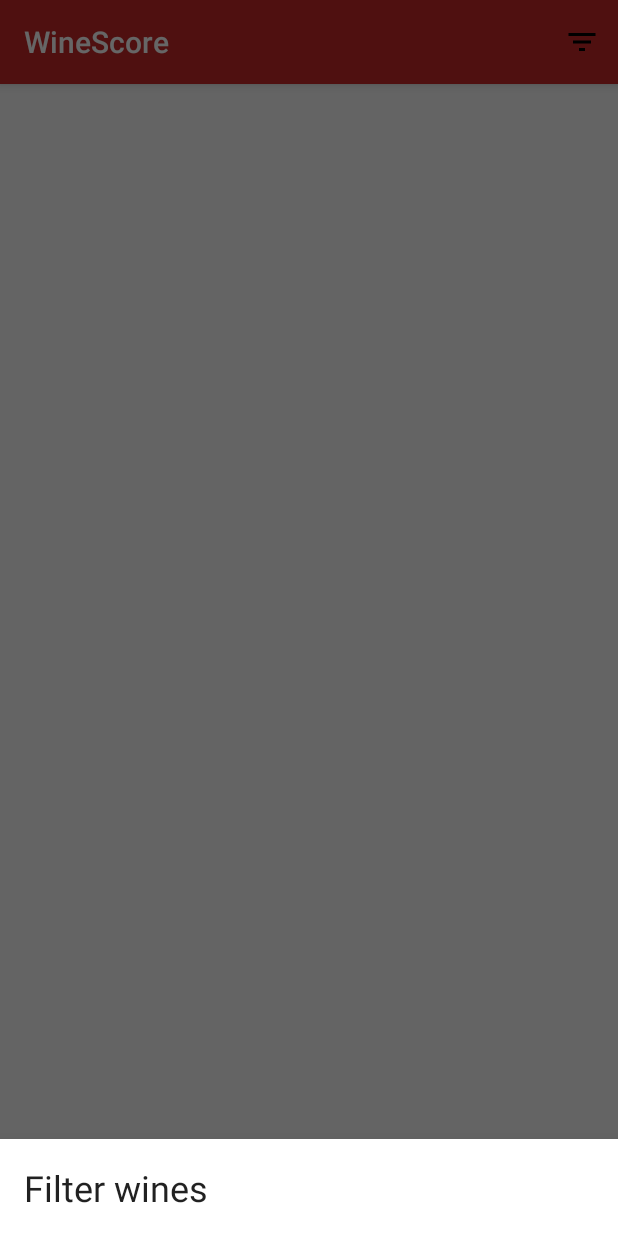
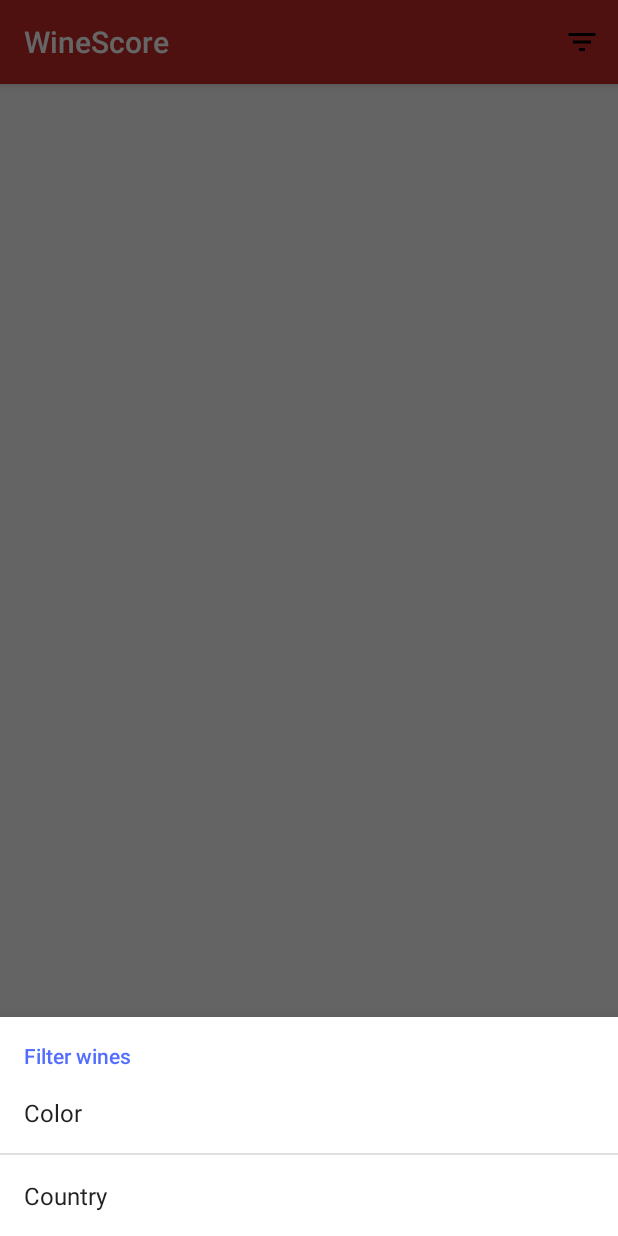
Before and after one commit to rmnblm/WineScore, an Android app: the screen it shows after launch (WineOverviewActivity), after a tap on "Filter", on a phone screen of 412 x 824 dp. Run offline under Robolectric (Android 15) with nearby library versions, the phone set to English and light mode, and no system bars; our stand-ins replace ButterKnife; libraries missing offline, so code that uses them is left out: android.arch.paging; 4 statements that could not run were skipped.

Commit message:
Implement filter for color & country

```diff
--- a/app/build.gradle
+++ b/app/build.gradle
@@ -17,8 +17,8 @@ android {
         }
     }
     compileOptions {
-        targetCompatibility 1.8
-        sourceCompatibility 1.8
+        targetCompatibility '1.8'
+        sourceCompatibility '1.8'
     }
 }
 
--- a/app/src/main/java/ch/hsr/winescore/api/GWSService.java
+++ b/app/src/main/java/ch/hsr/winescore/api/GWSService.java
@@ -10,7 +10,10 @@ public interface GWSService {
     @GET("latest")
     Call<WineResponse> getLatest(
             @Query("limit") int limit,
-            @Query("offset") int offset
+            @Query("offset") int offset,
+            @Query("color") String color,
+            @Query("country") String country,
+            @Query("vintage") Integer vintage
     );
 
 }
--- a/app/src/main/java/ch/hsr/winescore/ui/activities/WineOverviewActivity.java
+++ b/app/src/main/java/ch/hsr/winescore/ui/activities/WineOverviewActivity.java
@@ -2,7 +2,9 @@ package ch.hsr.winescore.ui.activities;
 
 import android.content.Context;
 import android.content.Intent;
+import android.content.SharedPreferences;
 import android.os.Bundle;
+import android.preference.PreferenceManager;
 import android.support.annotation.NonNull;
 import android.support.design.widget.BottomSheetDialog;
 import android.support.design.widget.CoordinatorLayout;
@@ -15,14 +17,13 @@ import android.support.v7.widget.Toolbar;
 import android.view.Menu;
 import android.view.MenuItem;
 import android.view.View;
+
 import butterknife.BindView;
 import butterknife.ButterKnife;
 import ch.hsr.winescore.R;
-import ch.hsr.winescore.api.GWSClient;
 import ch.hsr.winescore.model.DataLoadState;
 import ch.hsr.winescore.model.Wine;
 import ch.hsr.winescore.ui.adapters.WineOverviewAdapter;
-import ch.hsr.winescore.ui.datasources.WineDataSourceFactory;
 import ch.hsr.winescore.ui.presenters.WineOverviewPresenter;
 import ch.hsr.winescore.ui.views.WineOverviewView;
 
@@ -34,6 +35,8 @@ public class WineOverviewActivity extends AppCompatActivity implements WineOverv
 
     private WineOverviewPresenter presenter;
     private WineOverviewAdapter adapter;
+    private BottomSheetDialog filterDialog;
+    private SharedPreferences sharedPreferences;
 
     @Override
     protected void onCreate(Bundle savedInstanceState) {
@@ -45,6 +48,20 @@ public class WineOverviewActivity extends AppCompatActivity implements WineOverv
         setupAdapter();
         setupRecyclerView();
         setupPresenter();
+        setupBottomSheetDialog();
+        setupPreferences();
+    }
+
+    @Override
+    protected void onResume() {
+        super.onResume();
+        sharedPreferences.registerOnSharedPreferenceChangeListener(sharedPreferenceChangeListener);
+    }
+
+    @Override
+    protected void onPause() {
+        sharedPreferences.unregisterOnSharedPreferenceChangeListener(sharedPreferenceChangeListener);
+        super.onPause();
     }
 
     @Override
@@ -56,10 +73,7 @@ public class WineOverviewActivity extends AppCompatActivity implements WineOverv
     @Override
     public boolean onOptionsItemSelected(MenuItem item) {
         if (item.getItemId() == R.id.action_filter) {
-            View view = getLayoutInflater().inflate(R.layout.fragment_filter_sheet, null);
-            BottomSheetDialog dialog = new BottomSheetDialog(this);
-            dialog.setContentView(view);
-            dialog.show();
+            filterDialog.show();
             return true;
         }
         return false;
@@ -108,6 +122,19 @@ public class WineOverviewActivity extends AppCompatActivity implements WineOverv
         });
     }
 
+    private void setupPreferences() {
+        sharedPreferences = PreferenceManager.getDefaultSharedPreferences(this);
+    }
+
+    private void setupBottomSheetDialog() {
+        View view = getLayoutInflater().inflate(R.layout.fragment_filter_dialog, null);
+        filterDialog = new BottomSheetDialog(this);
+        filterDialog.setContentView(view);
+    }
+
+    private SharedPreferences.OnSharedPreferenceChangeListener sharedPreferenceChangeListener =
+            (sharedPreferences, key) -> presenter.refreshData();
+
     @Override
     public void showLoading() {
         srl_swipe_container.setRefreshing(true);
--- a/app/src/main/java/ch/hsr/winescore/ui/adapters/WineOverviewAdapter.java
+++ b/app/src/main/java/ch/hsr/winescore/ui/adapters/WineOverviewAdapter.java
@@ -54,6 +54,7 @@ public class WineOverviewAdapter extends PagedListAdapter<Wine, WineOverviewAdap
         @BindView(R.id.icon) ImageView icon;
         @BindDrawable(R.drawable.ic_wine_red) Drawable wine_red;
         @BindDrawable(R.drawable.ic_wine_white) Drawable wine_white;
+        @BindDrawable(R.drawable.ic_wine_pink) Drawable wine_pink;
 
         public ViewHolder(View itemView) {
             super(itemView);
@@ -64,7 +65,8 @@ public class WineOverviewAdapter extends PagedListAdapter<Wine, WineOverviewAdap
             title.setText(wine.getName());
             subtitle.setText(wine.getCountry() + ", " + wine.getVintage());
             index.setText(wine.getConfidenceIndex());
-            icon.setImageDrawable(wine.getColor().toLowerCase().equals("white") ? wine_white : wine_red);
+            String color = wine.getColor().toLowerCase();
+            icon.setImageDrawable(color.equals("red") ? wine_red : color.equals("white") ? wine_white : wine_pink);
         }
     }
 }
--- a/app/src/main/java/ch/hsr/winescore/ui/datasources/WineDataSource.java
+++ b/app/src/main/java/ch/hsr/winescore/ui/datasources/WineDataSource.java
@@ -1,25 +1,36 @@
 package ch.hsr.winescore.ui.datasources;
 
 import android.arch.paging.PositionalDataSource;
+import android.content.SharedPreferences;
+import android.preference.PreferenceManager;
 import android.support.annotation.NonNull;
+
+import java.io.IOException;
+
+import ch.hsr.winescore.R;
+import ch.hsr.winescore.WineScoreApplication;
 import ch.hsr.winescore.api.GWSService;
 import ch.hsr.winescore.api.responses.WineResponse;
 import ch.hsr.winescore.model.DataLoadState;
+import ch.hsr.winescore.model.Wine;
 import ch.hsr.winescore.utils.DataLoadStateObserver;
-import ch.hsr.winescore.model.Wine;
 import retrofit2.Call;
 import retrofit2.Response;
-
-import java.io.IOException;
 
 public class WineDataSource extends PositionalDataSource<Wine> {
 
     private final GWSService apiService;
     private final DataLoadStateObserver observer;
+    private SharedPreferences preferences;
+
+    private String color;
+    private String country;
+    private Integer vintage;
 
     public WineDataSource(GWSService apiService, DataLoadStateObserver observer) {
         this.apiService = apiService;
         this.observer = observer;
+        this.preferences = PreferenceManager.getDefaultSharedPreferences(WineScoreApplication.getApplicationInstance().getBaseContext());
     }
 
     public WineDataSource(GWSService apiService) {
@@ -32,11 +43,13 @@ public class WineDataSource extends PositionalDataSource<Wine> {
     public void loadInitial(@NonNull LoadInitialParams params, @NonNull LoadInitialCallback<Wine> callback) {
         observer.onDataLoadStateChanged(DataLoadState.INITIAL_LOADING);
 
+        refreshParameters();
+
         System.out.println("[loadInitial] pageSize = " + params.pageSize +
                 ", requestedStartPosition = " + params.requestedStartPosition +
                 ", requestedLoadSize = " + params.requestedLoadSize);
 
-        final Call<WineResponse> wineListCall = apiService.getLatest(params.pageSize, params.requestedStartPosition);
+        final Call<WineResponse> wineListCall = apiService.getLatest(params.pageSize, params.requestedStartPosition, color, country, vintage);
 
         try {
             // Execute call synchronously since function is called on a background thread
@@ -53,9 +66,11 @@ public class WineDataSource extends PositionalDataSource<Wine> {
     public void loadRange(@NonNull LoadRangeParams params, @NonNull LoadRangeCallback<Wine> callback) {
         observer.onDataLoadStateChanged(DataLoadState.LOADING);
 
+        refreshParameters();
+
         System.out.println("[loadRange] loadSize = " + params.loadSize + ", startPosition = " + params.startPosition);
 
-        final Call<WineResponse> wineListCall = apiService.getLatest(params.loadSize, params.startPosition);
+        final Call<WineResponse> wineListCall = apiService.getLatest(params.loadSize, params.startPosition, color, country, vintage);
 
         try {
             // Execute call synchronously since function is called on a background thread
@@ -67,4 +82,18 @@ public class WineDataSource extends PositionalDataSource<Wine> {
             observer.onDataLoadStateChanged(DataLoadState.FAILED);
         }
     }
+
+    private void refreshParameters() {
+        if (preferences != null) {
+            color = getStringPreference("pref_color");
+            country = getStringPreference("pref_country");
+        }
+    }
+
+    private String getStringPreference(String key) {
+        String all = WineScoreApplication.getApplicationInstance().getString(R.string.array_all_value);
+        String value = preferences.getString(key, all);
+        return all.equals(value) ? null : value;
+    }
+
 }
--- a/app/src/main/java/ch/hsr/winescore/ui/datasources/WineDataSourceFactory.java
+++ b/app/src/main/java/ch/hsr/winescore/ui/datasources/WineDataSourceFactory.java
@@ -2,6 +2,10 @@ package ch.hsr.winescore.ui.datasources;
 
 import android.arch.lifecycle.MutableLiveData;
 import android.arch.paging.DataSource;
+import android.content.SharedPreferences;
+import android.preference.PreferenceManager;
+import android.util.Log;
+
 import ch.hsr.winescore.api.GWSClient;
 import ch.hsr.winescore.api.GWSService;
 import ch.hsr.winescore.utils.DataLoadStateObserver;
--- /dev/null
+++ b/app/src/main/java/ch/hsr/winescore/ui/fragments/FilterBottomDialogFragment.java
@@ -0,0 +1,31 @@
+package ch.hsr.winescore.ui.fragments;
+
+
+import android.os.Bundle;
+import android.preference.PreferenceFragment;
+import android.support.annotation.Nullable;
+import android.support.design.widget.BottomSheetDialogFragment;
+import android.view.LayoutInflater;
+import android.view.View;
+import android.view.ViewGroup;
+import ch.hsr.winescore.R;
+
+public class FilterBottomDialogFragment extends BottomSheetDialogFragment {
+
+
+    public FilterBottomDialogFragment() { }
+
+    @Override
+    public View onCreateView(LayoutInflater inflater, ViewGroup container, Bundle savedInstanceState) {
+        return inflater.inflate(R.layout.fragment_filter_dialog, container, false);
+    }
+
+    public static class FilterSettingsFragment extends PreferenceFragment {
+        @Override
+        public void onCreate(@Nullable Bundle savedInstanceState) {
+            super.onCreate(savedInstanceState);
+            addPreferencesFromResource(R.xml.preferences_filter_wines);
+        }
+    }
+
+}
--- a/app/src/main/java/ch/hsr/winescore/ui/fragments/FilterSheetFragment.java
+++ /dev/null
@@ -1,35 +0,0 @@
-package ch.hsr.winescore.ui.fragments;
-
-
-import android.os.Bundle;
-import android.support.annotation.Nullable;
-import android.support.v4.app.Fragment;
-import android.view.LayoutInflater;
-import android.view.View;
-import android.view.ViewGroup;
-import ch.hsr.winescore.R;
-
-
-/**
- * A simple {@link Fragment} subclass.
- */
-public class FilterSheetFragment extends Fragment {
-
-
-    public FilterSheetFragment() {
-        // Required empty public constructor
-    }
-
-    @Override
-    public void onCreate(@Nullable Bundle savedInstanceState) {
-        super.onCreate(savedInstanceState);
-    }
-
-    @Override
-    public View onCreateView(LayoutInflater inflater, ViewGroup container,
-                             Bundle savedInstanceState) {
-        // Inflate the layout for this fragment
-        return inflater.inflate(R.layout.fragment_filter_sheet, container, false);
-    }
-
-}
--- /dev/null
+++ b/app/src/main/res/drawable/ic_wine_black_24dp.xml
@@ -0,0 +1,4 @@
+<vector android:height="24dp" android:viewportHeight="512"
+    android:viewportWidth="512" android:width="24dp" xmlns:android="http://schemas.android.com/apk/res/android">
+    <path android:fillColor="#FF000000" android:pathData="M359.563,6.488C358.102,2.586 354.366,0 350.198,0H162.055c-4.168,0 -7.902,2.586 -9.363,6.488L95.805,158.179c-15.238,40.645 -13.258,86.422 5.438,125.598c22.801,47.772 67.633,81.223 119.918,89.479c1.612,0.255 3.227,0.484 4.84,0.703v69.242c0,5.802 -3.461,10.996 -8.81,13.234l-46.055,19.27c-8.402,3.517 -13.016,12.203 -11.223,21.134c1.793,8.926 9.401,15.16 18.508,15.16h155.09c9.104,0 16.719,-6.238 18.508,-15.169c1.789,-8.93 -2.828,-17.616 -11.234,-21.129L294.817,456.5c-5.354,-2.237 -8.815,-7.434 -8.815,-13.237v-69.271c1.699,-0.227 3.397,-0.469 5.094,-0.734c52.289,-8.258 97.117,-41.707 119.918,-89.479c18.694,-39.176 20.676,-84.953 5.438,-125.598L359.563,6.488z"/>
+</vector>
--- /dev/null
+++ b/app/src/main/res/layout/fragment_filter_dialog.xml
@@ -0,0 +1,12 @@
+<?xml version="1.0" encoding="utf-8"?>
+<FrameLayout xmlns:android="http://schemas.android.com/apk/res/android"
+    xmlns:tools="http://schemas.android.com/tools"
+    android:layout_width="match_parent"
+    android:layout_height="match_parent"
+    tools:context=".ui.fragments.FilterBottomDialogFragment">
+    <fragment
+        android:id="@+id/filter_settings_dialog"
+        android:name="ch.hsr.winescore.ui.fragments.FilterBottomDialogFragment$FilterSettingsFragment"
+        android:layout_width="match_parent"
+        android:layout_height="match_parent" />
+</FrameLayout>
--- a/app/src/main/res/layout/fragment_filter_sheet.xml
+++ /dev/null
@@ -1,22 +0,0 @@
-<?xml version="1.0" encoding="utf-8"?>
-<FrameLayout xmlns:android="http://schemas.android.com/apk/res/android"
-    xmlns:tools="http://schemas.android.com/tools"
-    android:layout_width="match_parent"
-    android:layout_height="match_parent"
-    android:padding="@dimen/list_item_padding"
-    tools:context=".ui.fragments.FilterSheetFragment">
-
-    <LinearLayout
-        android:layout_width="match_parent"
-        android:layout_height="match_parent"
-        android:orientation="vertical">
-
-        <TextView
-            android:layout_width="match_parent"
-            android:layout_height="wrap_content"
-            android:text="@string/filter_wines"
-            android:textAppearance="@style/TextAppearance.AppCompat.Headline" />
-
-    </LinearLayout>
-
-</FrameLayout>
--- a/app/src/main/res/menu/bottom_navigation.xml
+++ b/app/src/main/res/menu/bottom_navigation.xml
@@ -2,7 +2,7 @@
 <menu xmlns:android="http://schemas.android.com/apk/res/android">
     <item
         android:id="@+id/wines"
-        android:icon="@drawable/ic_star_black_24dp"
+        android:icon="@drawable/ic_wine_black_24dp"
         android:title="@string/wines" />
     <item
         android:id="@+id/my_favorites"
--- /dev/null
+++ b/app/src/main/res/values/arrays.xml
@@ -0,0 +1,47 @@
+<?xml version="1.0" encoding="utf-8"?>
+<resources>
+    <string-array name="color">
+        <item>(all)</item>
+        <item>Red</item>
+        <item>White</item>
+        <item>Pink</item>
+    </string-array>
+    <string-array name="color_values">
+        <item>@string/array_all_value</item>
+        <item>red</item>
+        <item>white</item>
+        <item>pink</item>
+    </string-array>
+    <string-array name="country">
+        <item>(all)</item>
+        <item>Argentina</item>
+        <item>Australia</item>
+        <item>Chile</item>
+        <item>China</item>
+        <item>France</item>
+        <item>Germany</item>
+        <item>Italy</item>
+        <item>Lebanon</item>
+        <item>New Zealand</item>
+        <item>Sicily</item>
+        <item>South Africa</item>
+        <item>Spain</item>
+        <item>Usa</item>
+    </string-array>
+    <string-array name="country_values">
+        <item>@string/array_all_value</item>
+        <item>Argentina</item>
+        <item>Australia</item>
+        <item>Chile</item>
+        <item>China</item>
+        <item>France</item>
+        <item>Germany</item>
+        <item>Italy</item>
+        <item>Lebanon</item>
+        <item>New Zealand</item>
+        <item>Sicily</item>
+        <item>South Africa</item>
+        <item>Spain</item>
+        <item>Usa</item>
+    </string-array>
+</resources>
--- a/app/src/main/res/values/strings.xml
+++ b/app/src/main/res/values/strings.xml
@@ -15,5 +15,12 @@
     <string name="filter">Filter</string>
     <string name="filter_wines">Filter wines</string>
 
+    <string name="pref_colorTitle">Color</string>
+    <string name="pref_countryTitle">Country</string>
+    <string name="pref_vintageTitle">Vintage</string>
+
     <string name="dataload_error_message">An error occured. Try to reload.</string>
+    <string name="pref_category_filter_wines">Filter wines</string>
+
+    <string name="array_all_value" translatable="false">_</string>
 </resources>
--- /dev/null
+++ b/app/src/main/res/xml/preferences_filter_wines.xml
@@ -0,0 +1,21 @@
+<?xml version="1.0" encoding="utf-8"?>
+<PreferenceScreen xmlns:android="http://schemas.android.com/apk/res/android">
+    <PreferenceCategory android:title="@string/pref_category_filter_wines">
+        <ListPreference
+            android:key="pref_color"
+            android:title="@string/pref_colorTitle"
+            android:dialogTitle="@string/pref_colorTitle"
+            android:entries="@array/color"
+            android:entryValues="@array/color_values"
+            android:defaultValue="@string/array_all_value"
+            />
+        <ListPreference
+            android:key="pref_country"
+            android:title="@string/pref_countryTitle"
+            android:dialogTitle="@string/pref_countryTitle"
+            android:entries="@array/country"
+            android:entryValues="@array/country_values"
+            android:defaultValue="@string/array_all_value"
+            />
+    </PreferenceCategory>
+</PreferenceScreen>
```
